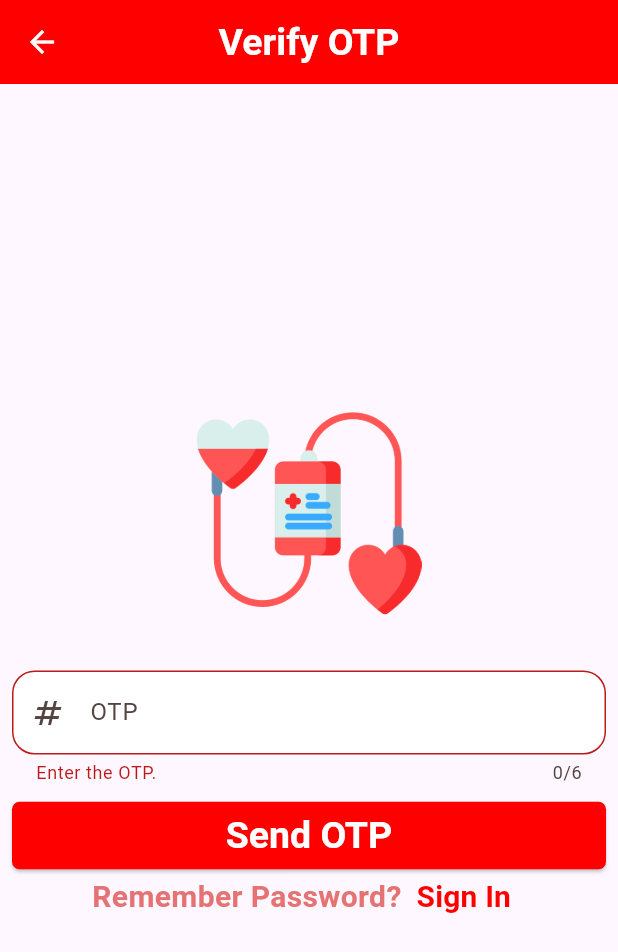
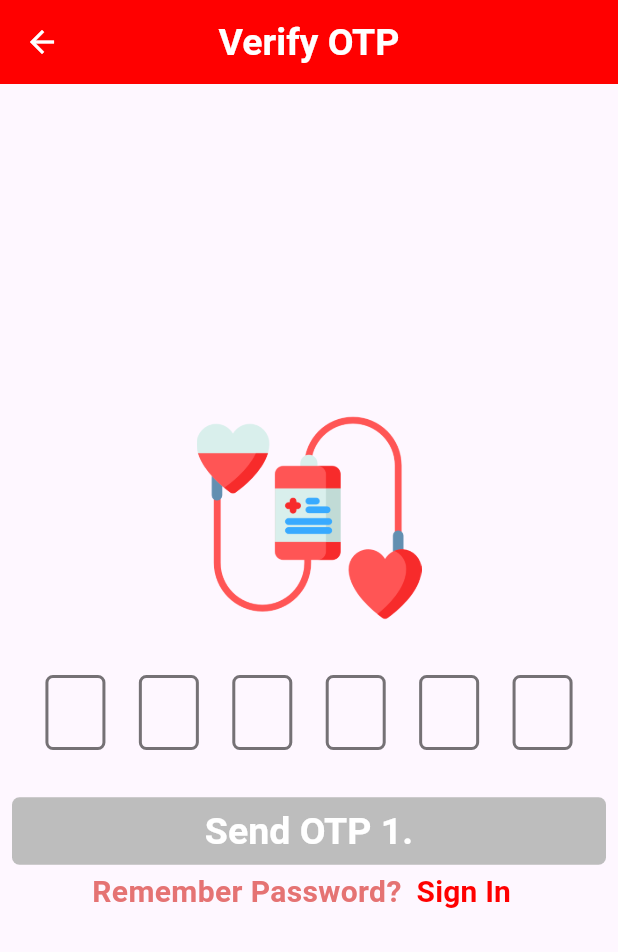
Before and after one commit to partho-debnath/donate-blood-flutter, a Flutter app: the OtpScreen screen opened directly with empty values, after a tap on "Send OTP", on a phone screen of 412 x 824 dp. Shown: the top 952 px of the screen. Run offline on Flutter 3.47's test engine with Material 3 defaults, Android fonts, the phone set to English and light mode, and no system bars; drawn by our look-alikes of pin_code_fields; our stand-ins replace get, image_picker, intl_phone_field, location; network calls fail.

Commit message:
Verify OTP text field updated

```diff
--- a/lib/presentation/ui/screens/verify_otp.dart
+++ b/lib/presentation/ui/screens/verify_otp.dart
@@ -3,6 +3,8 @@ import 'dart:developer';
 
 import 'package:flutter/material.dart';
 import 'package:get/get.dart';
+
+import 'package:pin_code_fields/pin_code_fields.dart';
 
 class OtpScreen extends StatefulWidget {
   final Map<String, dynamic> formData;
@@ -39,14 +41,22 @@ class _OtpScreenState extends State<OtpScreen> {
                     width: 150,
                   ),
                   const SizedBox(height: 30),
-                  TextFormField(
+                  PinCodeTextField(
+                    appContext: context,
+                    length: 6,
                     keyboardType: TextInputType.number,
                     textInputAction: TextInputAction.done,
                     autovalidateMode: AutovalidateMode.onUserInteraction,
-                    maxLength: 6,
-                    decoration: const InputDecoration(
-                      hintText: 'OTP',
-                      prefixIcon: Icon(Icons.numbers),
+                    mainAxisAlignment: MainAxisAlignment.spaceEvenly,
+                    errorTextSpace: 20,
+                    errorTextMargin: const EdgeInsets.only(left: 26),
+                    pinTheme: PinTheme(
+                      shape: PinCodeFieldShape.box,
+                      borderRadius: BorderRadius.circular(5),
+                      fieldHeight: 50,
+                      fieldWidth: 40,
+                      activeFillColor: Colors.white,
+                      inactiveColor: Colors.black54,
                     ),
                     onSaved: (newValue) {
                       log('OTP: $newValue');
--- a/pubspec.yaml
+++ b/pubspec.yaml
@@ -41,6 +41,7 @@ dependencies:
   image_picker: ^1.1.2
   intl: ^0.19.0
   location: ^6.0.2
+  pin_code_fields: ^8.0.1
 
 dev_dependencies:
   flutter_test:
```
Also changed, not shown: pubspec.lock.
